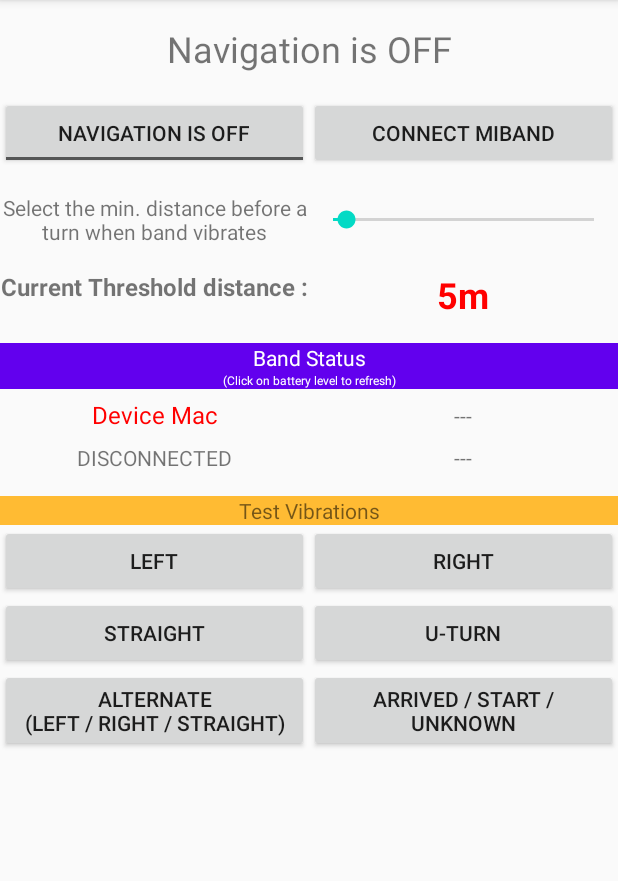
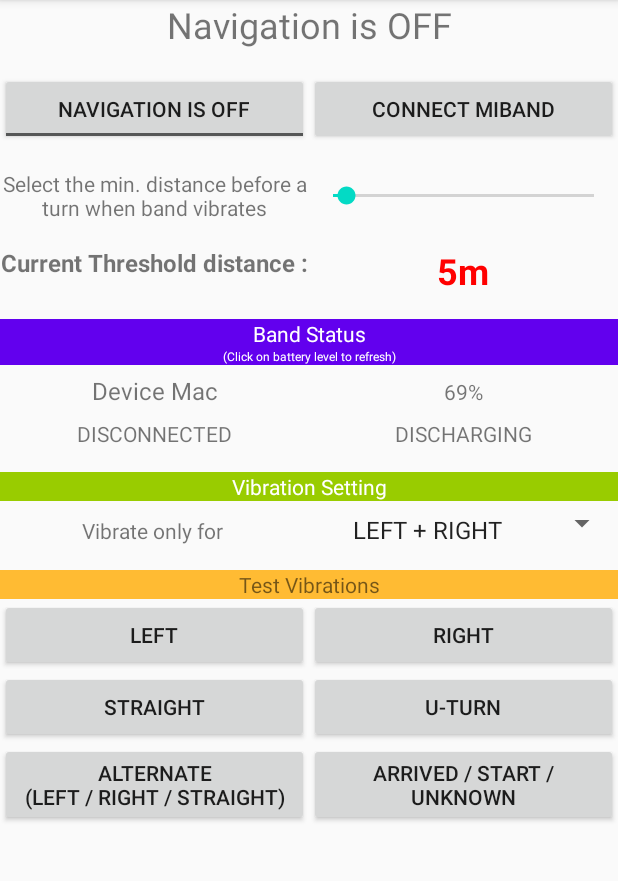
Before and after one commit to jashgopani/NaviBands, an Android app: the MainActivity screen opened directly, with no data from a screen before it, after a tap on "CONNECT MIBAND", on a phone screen of 412 x 824 dp, the part 84-965 px from its top. Run offline under Robolectric (Android 15) with nearby library versions, the phone set to English and light mode, and no system bars; our stand-ins replace RxJava; libraries missing offline, so code that uses them is left out: jashgopani.github.io; 9 statements that could not run were skipped.

Commit message:
bandactivity ui & lifecycle improvements

```diff
--- a/app/build.gradle
+++ b/app/build.gradle
@@ -35,7 +35,7 @@ dependencies {
     implementation 'androidx.appcompat:appcompat:1.1.0'
     implementation 'androidx.constraintlayout:constraintlayout:1.1.3'
     implementation 'androidx.localbroadcastmanager:localbroadcastmanager:1.0.0'
-    implementation 'com.github.jashgopani:mibandsdk:1.2.0'
+    implementation 'com.github.jashgopani:mibandsdk:1.2.1'
     implementation 'io.reactivex.rxjava3:rxandroid:3.0.0'
     implementation 'io.reactivex.rxjava3:rxjava:3.0.0'
     implementation 'androidx.recyclerview:recyclerview:1.1.0'
--- a/app/src/main/java/com/example/maptest/BandConnectActivity.java
+++ b/app/src/main/java/com/example/maptest/BandConnectActivity.java
@@ -62,6 +62,7 @@ public class BandConnectActivity extends AppCompatActivity implements ScanResult
     private BluetoothDevice currentDevice;
     private boolean connected,paired;
     private MiBand miBand;
+    int requestCode;
     CompositeDisposable disposables;
 
     @Override
@@ -113,14 +114,14 @@ public class BandConnectActivity extends AppCompatActivity implements ScanResult
     }
 
     private void initializeClassFields() {
+        requestCode = getIntent().getIntExtra("requestCode", -1);
         addressHashSet = new HashSet<>();
         deviceArrayList = new ArrayList<>();
         BluetoothManager bluetoothManager = (BluetoothManager) getSystemService(Context.BLUETOOTH_SERVICE);
         bluetoothAdapter = bluetoothManager.getAdapter();
         scanResultsAdapter = new ScanResultsAdapter(deviceArrayList, this);
-        connected = false;
-        paired = false;
         miBand = MiBand.getInstance(context);
+        paired = miBand.isPaired();
         try{
             currentDevice = miBand.getDevice();
             Log.d(TAG, "initializeClassFields: "+currentDevice);
@@ -128,6 +129,12 @@ public class BandConnectActivity extends AppCompatActivity implements ScanResult
             currentDevice = null;
         }
         disposables = new CompositeDisposable();
+        //if band is connected then subscribe to the connection subject to get the live status
+        if(paired)
+        disposables.add(miBand.connect(null)
+                .subscribeOn(Schedulers.io())
+                .observeOn(AndroidSchedulers.mainThread())
+                .subscribe(handleConnectionNext(), handleConnectionError(),handleConnectionComplete()));
         setResult(App.DEVICE_NULL);
     }
 
@@ -216,15 +223,14 @@ public class BandConnectActivity extends AppCompatActivity implements ScanResult
         progressBar.setVisibility(isScanning ? View.VISIBLE : View.INVISIBLE);
 
         //only toggle the find device button if any device is not connected
-        scanBtn.setClickable(!paired);
+        scanBtn.setClickable(!isScanning && !paired);
         scanBtn.setAlpha(scanBtn.isClickable() ? 1f : 0.2f);
         if(!paired)scanBtn.setChecked(isScanning);
 
-        statusTv.setTextColor(isScanning ? Color.LTGRAY : deviceArrayList.size() > 0 ? Color.GREEN : Color.RED);
-        statusTv.setTextColor(scanBtn.isClickable()?Color.GREEN:Color.RED);
-
+        statusTv.setTextColor(isScanning ? Color.LTGRAY : deviceArrayList.size() > 0 ? Color.BLUE :paired?Color.GREEN:Color.RED);
         connectBtn.setClickable(!isScanning && currentDevice!=null);
         connectBtn.setAlpha(connectBtn.isClickable() ? 1f : 0.2f);
+        connectBtn.setChecked(paired);
 
         String mac = currentDevice==null?"":currentDevice.toString();
         connectBtn.setTextOn("Disconnect "+mac);
@@ -333,6 +339,7 @@ public class BandConnectActivity extends AppCompatActivity implements ScanResult
             if(result==MiBand.PAIRED){
                 paired = true;
                 setResult(App.DEVICE_CONNECTED);
+                if(requestCode!=-1)
                 finish();
             }else{
                 paired=false;
@@ -371,7 +378,6 @@ public class BandConnectActivity extends AppCompatActivity implements ScanResult
     @Override
     protected void onDestroy() {
         super.onDestroy();
-        disposables.clear();
     }
 
 
--- a/app/src/main/java/com/example/maptest/MainActivity.java
+++ b/app/src/main/java/com/example/maptest/MainActivity.java
@@ -13,9 +13,12 @@ import android.os.Bundle;
 import android.provider.Settings;
 import android.util.Log;
 import android.view.View;
+import android.widget.AdapterView;
+import android.widget.ArrayAdapter;
 import android.widget.Button;
 import android.widget.CompoundButton;
 import android.widget.SeekBar;
+import android.widget.Spinner;
 import android.widget.TextView;
 import android.widget.Toast;
 import android.widget.ToggleButton;
@@ -27,8 +30,6 @@ import androidx.core.content.ContextCompat;
 import androidx.core.math.MathUtils;
 import androidx.localbroadcastmanager.content.LocalBroadcastManager;
 
-import java.text.SimpleDateFormat;
-import java.util.Calendar;
 import java.util.concurrent.TimeUnit;
 
 import io.reactivex.rxjava3.android.schedulers.AndroidSchedulers;
@@ -55,9 +56,13 @@ public class MainActivity extends AppCompatActivity {
     private int currentThreshold = 5;
     boolean monitoringMode;
     MiBand miband;
-    int currentBattery = -1;
+    int currentBattery = -1,selectedVibrationMode = 0;
     String chargingStatus;
+    Spinner vibrateSpinner;
+    ArrayAdapter vibrateOnlyAdapter;
     private CompositeDisposable disposables;
+
+    String vibrateModesArray[] ;
 
     final BroadcastReceiver directionsReceiver = new BroadcastReceiver() {
 
@@ -170,6 +175,17 @@ public class MainActivity extends AppCompatActivity {
 
         //For miband
         miband = MiBand.getInstance(MainActivity.this);
+
+        //vibrate mode speaker
+        vibrateModesArray = new String[]{
+                "LEFT + RIGHT",
+                "LEFT ONLY",
+                "RIGHT ONLY"
+        };
+        //setup adapter
+        vibrateOnlyAdapter = new ArrayAdapter(this,android.R.layout.simple_spinner_item,vibrateModesArray);
+        vibrateOnlyAdapter.setDropDownViewResource(android.R.layout.simple_spinner_dropdown_item);
+        vibrateSpinner.setAdapter(vibrateOnlyAdapter);
     }
 
     private void findViews() {
@@ -183,6 +199,7 @@ public class MainActivity extends AppCompatActivity {
         bandConnectionStatusTv = findViewById(R.id.bandConnectedStatusTv);
         bandBatteryStatusTv = findViewById(R.id.bandBatteryStatusTv);
         bandChargingStatusTv = findViewById(R.id.bandChargingStatusTv);
+        vibrateSpinner = findViewById(R.id.vibrateOnlySpinner);
     }
 
     private void addEventListeners() {
@@ -225,7 +242,21 @@ public class MainActivity extends AppCompatActivity {
         });
 
         gotoConnectBtn.setOnClickListener(v->{
-            goToConnectActivity();
+            goToConnectActivity(false);
+        });
+
+        vibrateSpinner.setOnItemSelectedListener(new AdapterView.OnItemSelectedListener() {
+            @Override
+            public void onItemSelected(AdapterView<?> parent, View view, int position, long id) {
+                selectedVibrationMode = position;
+                Toast.makeText(MainActivity.this, "Band will vibrate for "+vibrateModesArray[position], Toast.LENGTH_SHORT).show();
+            }
+
+            @Override
+            public void onNothingSelected(AdapterView<?> parent) {
+                //do nothing
+                Log.d(TAG, "onNothingSelected: Done nothing");
+            }
         });
 
     }
@@ -261,12 +292,14 @@ public class MainActivity extends AppCompatActivity {
 
     private void verifyBandAvailability() {
         //if device is null, goto connect activity
-        if(!miband.isPaired())goToConnectActivity();
+        if(!miband.isPaired())goToConnectActivity(true);
         else Log.d(TAG, "verifyBandAvailability: "+miband.getDevice());
     }
 
-    private void goToConnectActivity() {
-        startActivityForResult(new Intent(MainActivity.this,BandConnectActivity.class),69);
+    private void goToConnectActivity(boolean withResult) {
+        Intent intent = new Intent(MainActivity.this,BandConnectActivity.class);
+        if(!withResult)startActivity(intent);
+        else startActivityForResult(intent.putExtra("requestCode", 69),69);
     }
 
     private int roundTo(int i, int r) {
@@ -309,12 +342,13 @@ public class MainActivity extends AppCompatActivity {
     }
 
     private Integer[] getPatternFromDirection(String d) {
+        Integer noVibration[] = new Integer[]{};
         if(Directions.isUturn(d)) return CustomVibration.generatePattern(300,100,4);
-        else if(Directions.isLeft(d)) return CustomVibration.LEFT_PULSE;
-        else if(Directions.isRight(d)) return CustomVibration.RIGHT_PULSE;
+        else if(Directions.isLeft(d)) return (selectedVibrationMode!=2)?CustomVibration.LEFT_PULSE:noVibration;
+        else if(Directions.isRight(d)) return (selectedVibrationMode!=1)?CustomVibration.RIGHT_PULSE:noVibration;
         else switch (d) {
                 case Directions.STRAIGHT:
-                    return new Integer[]{};
+                    return noVibration;
                 case Directions.ALTERNATE:
                     return CustomVibration.FROWN;
                 case Directions.ARRIVED:
--- a/app/src/main/res/layout/activity_main.xml
+++ b/app/src/main/res/layout/activity_main.xml
@@ -12,7 +12,6 @@
     tools:context=".MainActivity">
 
     <TextView
-        android:layout_marginTop="16dp"
         android:id="@+id/statustv"
         android:layout_width="0dp"
         android:layout_height="wrap_content"
@@ -165,6 +164,40 @@
         android:layout_width="0dp"
         android:layout_height="wrap_content"
         android:layout_columnWeight="1"
+        android:text="Vibration Setting"
+        android:background="@android:color/holo_green_light"
+        android:textColor="@android:color/white"
+        android:textAlignment="center"
+        />
+
+    <TextView
+        android:layout_columnSpan="1"
+        android:layout_width="0dp"
+        android:layout_height="wrap_content"
+        android:layout_columnWeight="1"
+        android:text="Vibrate only for "
+        android:textAlignment="center"
+        android:paddingTop="8dp"
+        />
+
+
+    <Spinner
+        android:id="@+id/vibrateOnlySpinner"
+        android:layout_columnSpan="1"
+        android:layout_width="0dp"
+        android:layout_height="wrap_content"
+        android:layout_columnWeight="1"
+        android:text="@string/status_discharging"
+        android:textAlignment="center"
+        android:paddingTop="8dp"
+        />
+
+    <TextView
+        android:layout_marginTop="16dp"
+        android:layout_columnSpan="2"
+        android:layout_width="0dp"
+        android:layout_height="wrap_content"
+        android:layout_columnWeight="1"
         android:text="Test Vibrations"
         android:background="@android:color/holo_orange_light"
         android:textAlignment="center"
```
